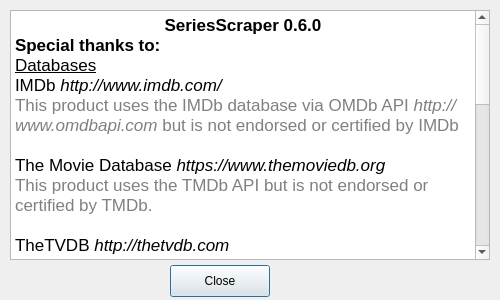
Before: the Qt Designer form SeriesScraper/aboutdialog.ui in martinLutz1/SeriesScraper, drawn with Qt 5.
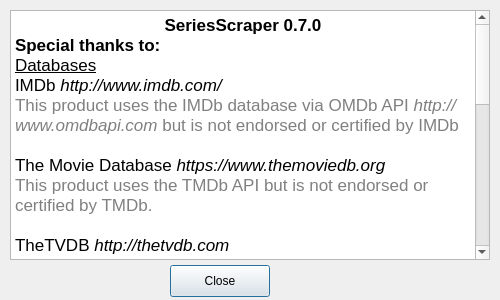
After: the same form once the commit is applied. Icons and pictures are not drawn.

Commit message: Increase version number to 0.7.0.

The edit to the form file:
```diff
--- a/SeriesScraper/aboutdialog.ui
+++ b/SeriesScraper/aboutdialog.ui
@@ -71,7 +71,7 @@
 &lt;html&gt;&lt;head&gt;&lt;meta name=&quot;qrichtext&quot; content=&quot;1&quot; /&gt;&lt;style type=&quot;text/css&quot;&gt;
 p, li { white-space: pre-wrap; }
 &lt;/style&gt;&lt;/head&gt;&lt;body style=&quot; font-family:'Segoe UI'; font-size:10pt; font-weight:400; font-style:normal;&quot;&gt;
-&lt;p align=&quot;center&quot; style=&quot; margin-top:0px; margin-bottom:0px; margin-left:0px; margin-right:0px; -qt-block-indent:0; text-indent:0px;&quot;&gt;&lt;span style=&quot; font-family:'.SF NS Text'; font-size:13pt; font-weight:600;&quot;&gt;SeriesScraper 0.6.0&lt;/span&gt;&lt;/p&gt;
+&lt;p align=&quot;center&quot; style=&quot; margin-top:0px; margin-bottom:0px; margin-left:0px; margin-right:0px; -qt-block-indent:0; text-indent:0px;&quot;&gt;&lt;span style=&quot; font-family:'.SF NS Text'; font-size:13pt; font-weight:600;&quot;&gt;SeriesScraper 0.7.0&lt;/span&gt;&lt;/p&gt;
 &lt;p style=&quot; margin-top:0px; margin-bottom:0px; margin-left:0px; margin-right:0px; -qt-block-indent:0; text-indent:0px;&quot;&gt;&lt;span style=&quot; font-family:'.SF NS Text'; font-size:13pt; font-weight:600;&quot;&gt;Special thanks to:&lt;/span&gt;&lt;/p&gt;
 &lt;p style=&quot; margin-top:0px; margin-bottom:0px; margin-left:0px; margin-right:0px; -qt-block-indent:0; text-indent:0px;&quot;&gt;&lt;span style=&quot; font-family:'.SF NS Text'; font-size:13pt; text-decoration: underline;&quot;&gt;Databases&lt;/span&gt;&lt;/p&gt;
 &lt;p style=&quot; margin-top:0px; margin-bottom:0px; margin-left:0px; margin-right:0px; -qt-block-indent:0; text-indent:0px;&quot;&gt;&lt;span style=&quot; font-family:'Helvetica'; font-size:13pt;&quot;&gt;IMDb &lt;/span&gt;&lt;span style=&quot; font-family:'Helvetica'; font-size:13pt; font-style:italic;&quot;&gt;http://www.imdb.com/&lt;/span&gt;&lt;/p&gt;
```
The commit also changes 1 other file.
